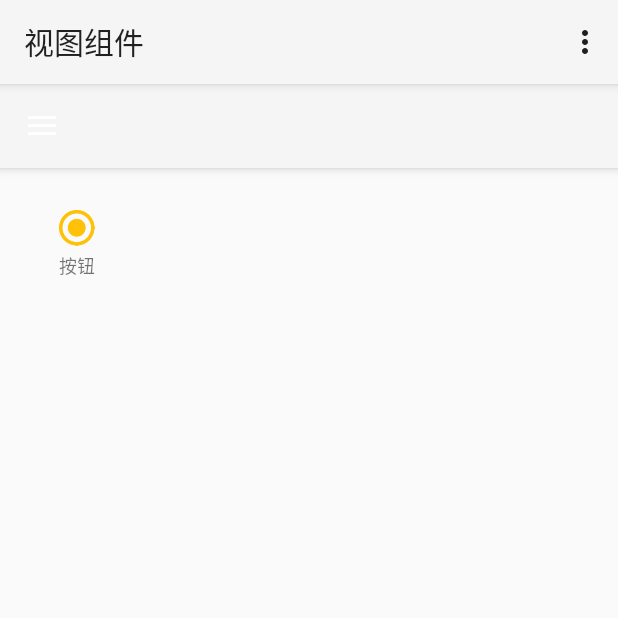
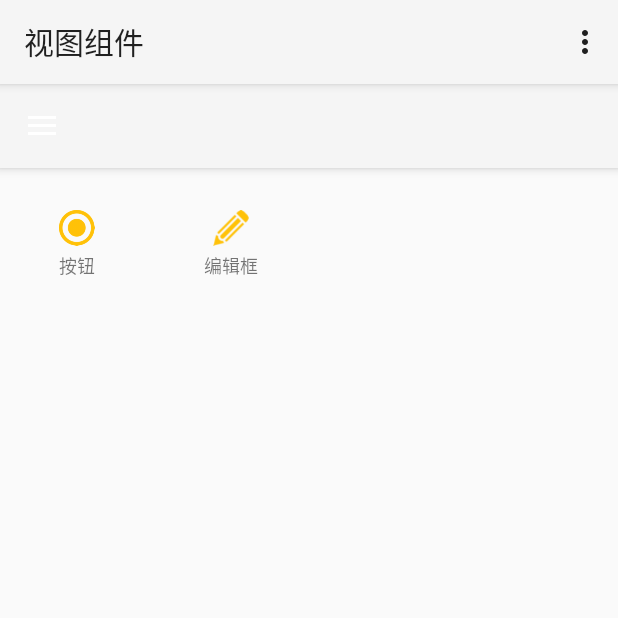
Before and after one commit to wangenyong/weytest, an Android app: the screen it shows after launch (MainActivity), after a tap on "视图组件", on a phone screen of 412 x 824 dp, the top half of it. Run offline under Robolectric (Android 15) with nearby library versions, the phone set to English and light mode, and no system bars; our stand-ins replace ButterKnife; libraries missing offline, so code that uses them is left out: com.wangenyong.mylibrary; 2 statements that could not run were skipped; 1 other tap on this screen came first.

Commit message:
添加Edittext View。

```diff
--- a/app/src/main/java/com/wangenyong/weytest/bean/Component.java
+++ b/app/src/main/java/com/wangenyong/weytest/bean/Component.java
@@ -4,14 +4,18 @@ package com.wangenyong.weytest.bean;
  * Created by wangenyong on 15/7/10.
  */
 public class Component {
+    public final static int BUTTON = 1000;
+    public final static int EDITTEXT = 10001;
     private int iconId;
     private String title;
     private int color;
+    private int type;
 
-    public Component(int iconId, String title, int color) {
+    public Component(int iconId, String title, int color, int type) {
         this.iconId = iconId;
         this.title = title;
         this.color = color;
+        this.type = type;
     }
 
     public int getIconId() {
@@ -25,4 +29,8 @@ public class Component {
     public int getColor() {
         return color;
     }
+
+    public int getType() {
+        return type;
+    }
 }
--- /dev/null
+++ b/app/src/main/java/com/wangenyong/weytest/bean/Constants.java
@@ -0,0 +1,8 @@
+package com.wangenyong.weytest.bean;
+
+/**
+ * Created by wangenyong on 15/7/14.
+ */
+public interface Constants {
+    String INTENT_VIEW = "view_intent";
+}
--- a/app/src/main/java/com/wangenyong/weytest/fragments/MainFragment.java
+++ b/app/src/main/java/com/wangenyong/weytest/fragments/MainFragment.java
@@ -108,7 +108,11 @@ public class MainFragment extends Fragment {
 
 
     private void initComponents() {
-        components.add(new Component(R.drawable.ic_view_button, getString(R.string.view_button), getResources().getColor(R.color.accent_color)));
+        components.clear();
+        components.add(new Component(R.drawable.ic_view_button, getString(R.string.view_button),
+                getResources().getColor(R.color.accent_color), Component.BUTTON));
+        components.add(new Component(R.drawable.ic_view_edittext, getString(R.string.view_edittext),
+                getResources().getColor(R.color.accent_color), Component.EDITTEXT));
     }
 
 }
--- a/app/src/main/res/values/strings.xml
+++ b/app/src/main/res/values/strings.xml
@@ -17,6 +17,7 @@
 
     <!-- View -->
     <string name="view_button">按钮</string>
+    <string name="view_edittext">编辑框</string>
 
     <!-- Button -->
     <string name="button_standard">标准按钮</string>
```
Also changed, not shown: app/src/main/java/com/wangenyong/weytest/activities/ViewsActivity.java (+33 -9 lines), app/src/main/java/com/wangenyong/weytest/adapters/MainAdapter.java (+3 -4 lines), app/src/main/res/drawable-hdpi/ic_view_edittext.png (added), app/src/main/res/drawable-hdpi/img_view_edittext_header.png (added), app/src/main/res/drawable-ldpi/ic_view_edittext.png (added), app/src/main/res/drawable-ldpi/img_view_edittext_header.png (added), app/src/main/res/drawable-mdpi/ic_view_edittext.png (added), app/src/main/res/drawable-mdpi/img_view_edittext_header.png (added), app/src/main/res/drawable-xhdpi/ic_view_edittext.png (added), app/src/main/res/drawable-xhdpi/img_view_edittext_header.png (added), app/src/main/res/drawable-xxhdpi/ic_view_edittext.png (added), app/src/main/res/drawable-xxhdpi/img_view_edittext_header.png (added), app/src/main/res/drawable-xxxhdpi/ic_view_edittext.png (added), app/src/main/res/drawable-xxxhdpi/img_view_edittext_header.png (added).
